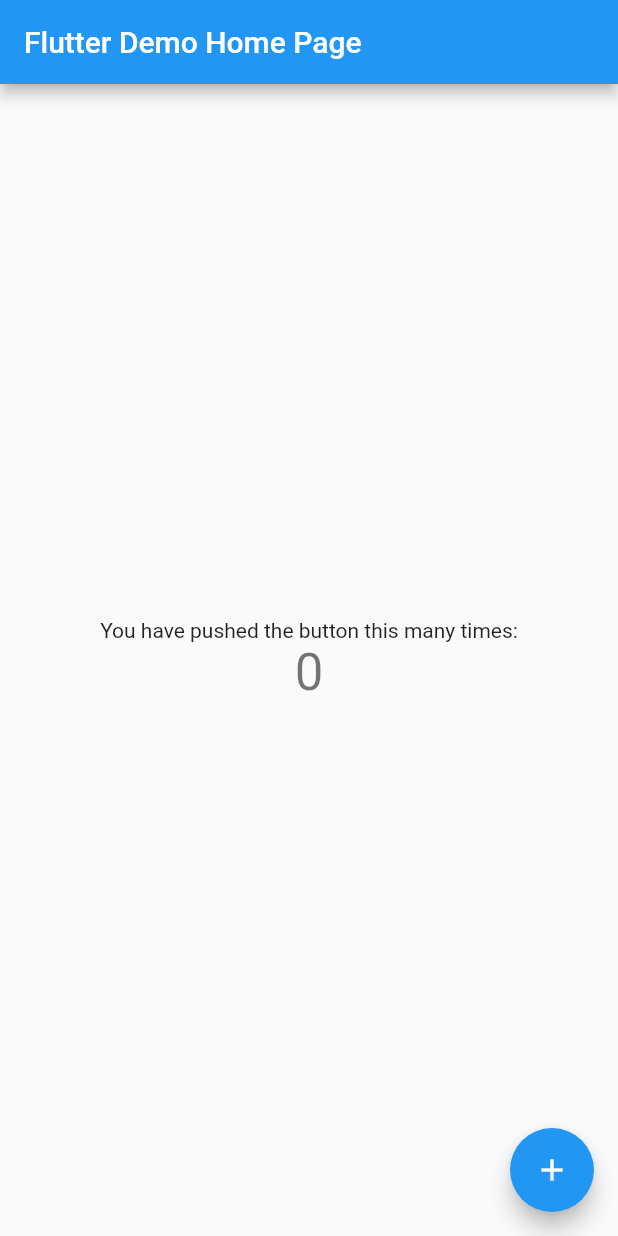
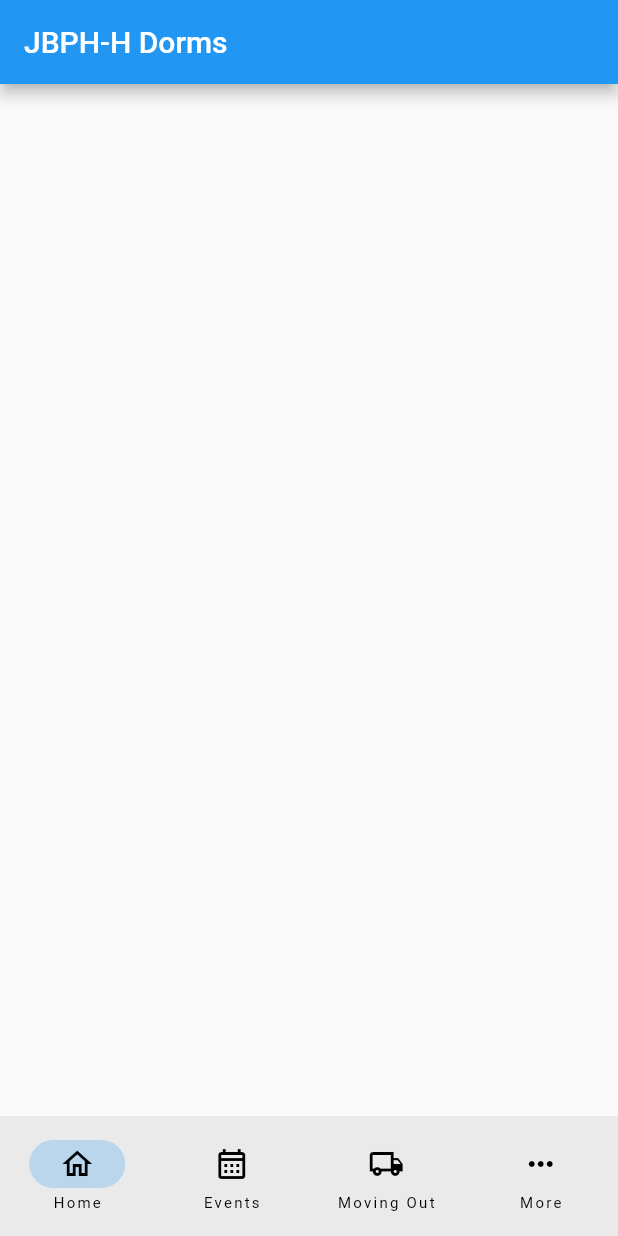
Before and after one commit to Aaron-m-ram/Flutter-Dormitory, a Flutter app: the screen it shows after launch, on a phone screen of 412 x 824 dp. Run offline on Flutter 3.47's test engine with Material 2 defaults, Android fonts, the phone set to English and light mode, and no system bars.

Commit message:
Set up bottom navbar
set up bottom navbar to be able to press each of the 4 parts. Working on connecting and setting up the home page

```diff
--- a/flutter_dorm/lib/main.dart
+++ b/flutter_dorm/lib/main.dart
@@ -7,109 +7,50 @@
 class MyApp extends StatelessWidget {
   const MyApp({super.key});
 
-  // This widget is the root of your application.
   @override
   Widget build(BuildContext context) {
     return MaterialApp(
-      title: 'Flutter Demo',
-      theme: ThemeData(
-        // This is the theme of your application.
-        //
-        // Try running your application with "flutter run". You'll see the
-        // application has a blue toolbar. Then, without quitting the app, try
-        // changing the primarySwatch below to Colors.green and then invoke
-        // "hot reload" (press "r" in the console where you ran "flutter run",
-        // or simply save your changes to "hot reload" in a Flutter IDE).
-        // Notice that the counter didn't reset back to zero; the application
-        // is not restarted.
-        primarySwatch: Colors.blue,
-      ),
-      home: const MyHomePage(title: 'Flutter Demo Home Page'),
+      debugShowCheckedModeBanner: false,
+      theme: ThemeData(primarySwatch: Colors.blue),
+      home: const RootPage(),
     );
   }
 }
 
-class MyHomePage extends StatefulWidget {
-  const MyHomePage({super.key, required this.title});
-
-  // This widget is the home page of your application. It is stateful, meaning
-  // that it has a State object (defined below) that contains fields that affect
-  // how it looks.
-
-  // This class is the configuration for the state. It holds the values (in this
-  // case the title) provided by the parent (in this case the App widget) and
-  // used by the build method of the State. Fields in a Widget subclass are
-  // always marked "final".
-
-  final String title;
+class RootPage extends StatefulWidget {
+  const RootPage({super.key});
 
   @override
-  State<MyHomePage> createState() => _MyHomePageState();
+  State<RootPage> createState() => _RootPageState();
 }
 
-class _MyHomePageState extends State<MyHomePage> {
-  int _counter = 0;
-
-  void _incrementCounter() {
-    setState(() {
-      // This call to setState tells the Flutter framework that something has
-      // changed in this State, which causes it to rerun the build method below
-      // so that the display can reflect the updated values. If we changed
-      // _counter without calling setState(), then the build method would not be
-      // called again, and so nothing would appear to happen.
-      _counter++;
-    });
-  }
-
+class _RootPageState extends State<RootPage> {
+  int currentPage = 0;
+  List<Widget> pages = const [
+    /*HomePage(),*/ /*EventsPage(), MovingOutPage(), MorePage()*/
+  ];
   @override
   Widget build(BuildContext context) {
-    // This method is rerun every time setState is called, for instance as done
-    // by the _incrementCounter method above.
-    //
-    // The Flutter framework has been optimized to make rerunning build methods
-    // fast, so that you can just rebuild anything that needs updating rather
-    // than having to individually change instances of widgets.
     return Scaffold(
       appBar: AppBar(
-        // Here we take the value from the MyHomePage object that was created by
-        // the App.build method, and use it to set our appbar title.
-        title: Text(widget.title),
+        title: const Text("JBPH-H Dorms"),
       ),
-      body: Center(
-        // Center is a layout widget. It takes a single child and positions it
-        // in the middle of the parent.
-        child: Column(
-          // Column is also a layout widget. It takes a list of children and
-          // arranges them vertically. By default, it sizes itself to fit its
-          // children horizontally, and tries to be as tall as its parent.
-          //
-          // Invoke "debug painting" (press "p" in the console, choose the
-          // "Toggle Debug Paint" action from the Flutter Inspector in Android
-          // Studio, or the "Toggle Debug Paint" command in Visual Studio Code)
-          // to see the wireframe for each widget.
-          //
-          // Column has various properties to control how it sizes itself and
-          // how it positions its children. Here we use mainAxisAlignment to
-          // center the children vertically; the main axis here is the vertical
-          // axis because Columns are vertical (the cross axis would be
-          // horizontal).
-          mainAxisAlignment: MainAxisAlignment.center,
-          children: <Widget>[
-            const Text(
-              'You have pushed the button this many times:',
-            ),
-            Text(
-              '$_counter',
-              style: Theme.of(context).textTheme.headline4,
-            ),
-          ],
-        ),
+      bottomNavigationBar: NavigationBar(
+        destinations: const [
+          NavigationDestination(icon: Icon(Icons.home_outlined), label: 'Home'),
+          NavigationDestination(
+              icon: Icon(Icons.calendar_month_outlined), label: 'Events'),
+          NavigationDestination(
+              icon: Icon(Icons.local_shipping_outlined), label: 'Moving Out'),
+          NavigationDestination(icon: Icon(Icons.more_horiz), label: 'More'),
+        ],
+        onDestinationSelected: (int index) {
+          setState(() {
+            currentPage = index;
+          });
+        },
+        selectedIndex: currentPage,
       ),
-      floatingActionButton: FloatingActionButton(
-        onPressed: _incrementCounter,
-        tooltip: 'Increment',
-        child: const Icon(Icons.add),
-      ), // This trailing comma makes auto-formatting nicer for build methods.
     );
   }
 }
```
Also changed, not shown: flutter_dorm/lib/home_page.dart (added, +30 -0 lines).
